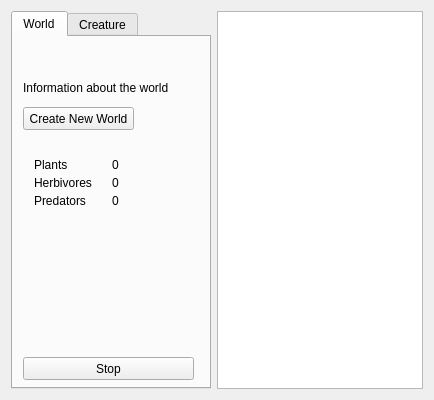
AnnaSkupinska/JungleLifeLinux, file InterfaceWindow.ui: the form before one commit.
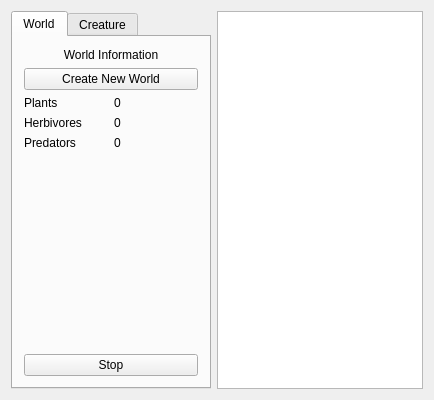
The form after the commit. The open tabs and pages were chosen to show the change.

Patch:
```diff
--- a/InterfaceWindow.ui
+++ b/InterfaceWindow.ui
@@ -26,7 +26,7 @@
      <height>400</height>
     </size>
    </property>
-   <layout class="QHBoxLayout" name="horizontalLayout_2">
+   <layout class="QVBoxLayout" name="verticalLayout_3">
     <item>
      <layout class="QHBoxLayout" name="horizontalLayout">
       <property name="sizeConstraint">
@@ -53,41 +53,48 @@
          <attribute name="title">
           <string>World</string>
          </attribute>
+         <layout class="QVBoxLayout" name="verticalLayout_4">
+          <item>
+           <layout class="QVBoxLayout" name="verticalLayout_2">
+            <item>
          <widget class="QLabel" name="label_3">
-          <property name="geometry">
-           <rect>
-            <x>10</x>
-            <y>30</y>
-            <width>171</width>
-            <height>41</height>
-           </rect>
-          </property>
           <property name="text">
-           <string>Information about the world</string>
-          </property>
-         </widget>
+               <string>World Information</string>
+              </property>
+              <property name="alignment">
+               <set>Qt::AlignCenter</set>
+              </property>
+              <property name="wordWrap">
+               <bool>true</bool>
+              </property>
+             </widget>
+            </item>
+            <item>
          <widget class="QPushButton" name="pushButton_2">
-          <property name="geometry">
-           <rect>
-            <x>10</x>
-            <y>70</y>
-            <width>111</width>
-            <height>23</height>
-           </rect>
+              <property name="sizePolicy">
+               <sizepolicy hsizetype="Minimum" vsizetype="Maximum">
+                <horstretch>0</horstretch>
+                <verstretch>0</verstretch>
+               </sizepolicy>
+              </property>
+              <property name="minimumSize">
+               <size>
+                <width>0</width>
+                <height>0</height>
+               </size>
+              </property>
+              <property name="baseSize">
+               <size>
+                <width>150</width>
+                <height>0</height>
+               </size>
           </property>
           <property name="text">
            <string>Create New World</string>
           </property>
          </widget>
-         <widget class="QWidget" name="layoutWidget">
-          <property name="geometry">
-           <rect>
-            <x>10</x>
-            <y>110</y>
-            <width>171</width>
-            <height>71</height>
-           </rect>
-          </property>
+            </item>
+            <item>
           <layout class="QGridLayout" name="gridLayout">
            <item row="0" column="0">
             <widget class="QLabel" name="label_4">
@@ -132,20 +139,30 @@
             </widget>
            </item>
           </layout>
-         </widget>
+            </item>
+           </layout>
+          </item>
+          <item>
+           <spacer name="verticalSpacer">
+            <property name="orientation">
+             <enum>Qt::Vertical</enum>
+            </property>
+            <property name="sizeHint" stdset="0">
+             <size>
+              <width>20</width>
+              <height>40</height>
+             </size>
+            </property>
+           </spacer>
+          </item>
+          <item>
          <widget class="QPushButton" name="pauseButton">
-          <property name="geometry">
-           <rect>
-            <x>10</x>
-            <y>320</y>
-            <width>171</width>
-            <height>23</height>
-           </rect>
-          </property>
           <property name="text">
            <string>Stop</string>
           </property>
          </widget>
+          </item>
+         </layout>
         </widget>
         <widget class="QWidget" name="tab_2">
          <attribute name="title">
```
Left out of the diff: 8 changed lines with no effect on the pictures. Lines whose indentation alone changed are shown as unchanged.
